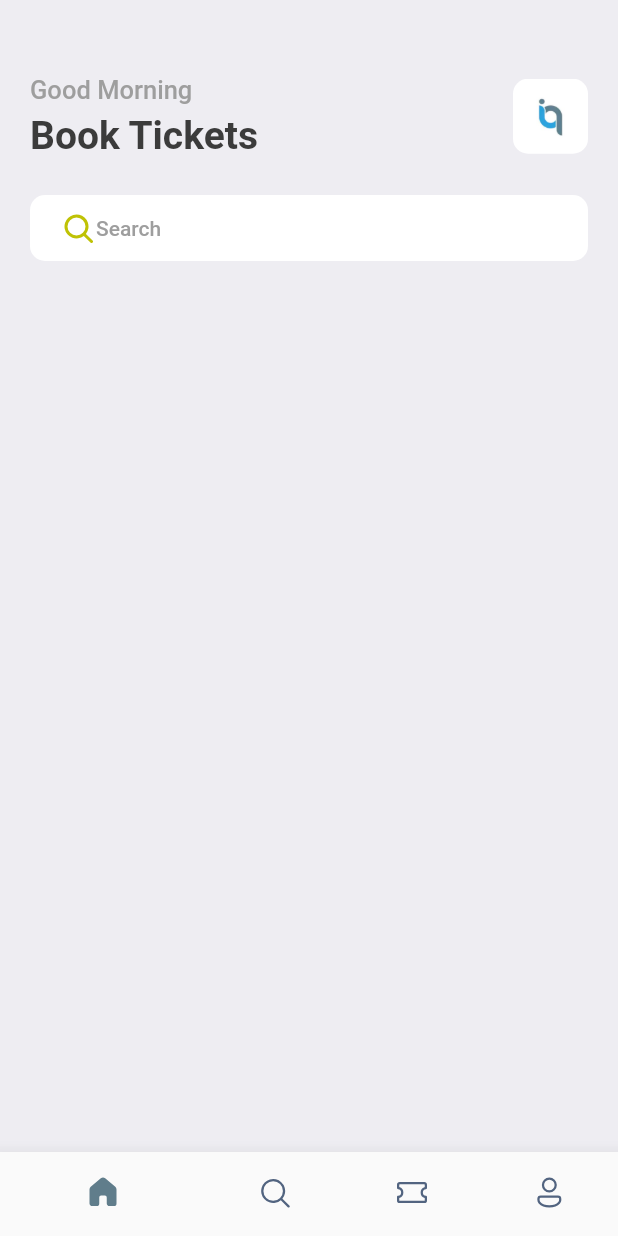
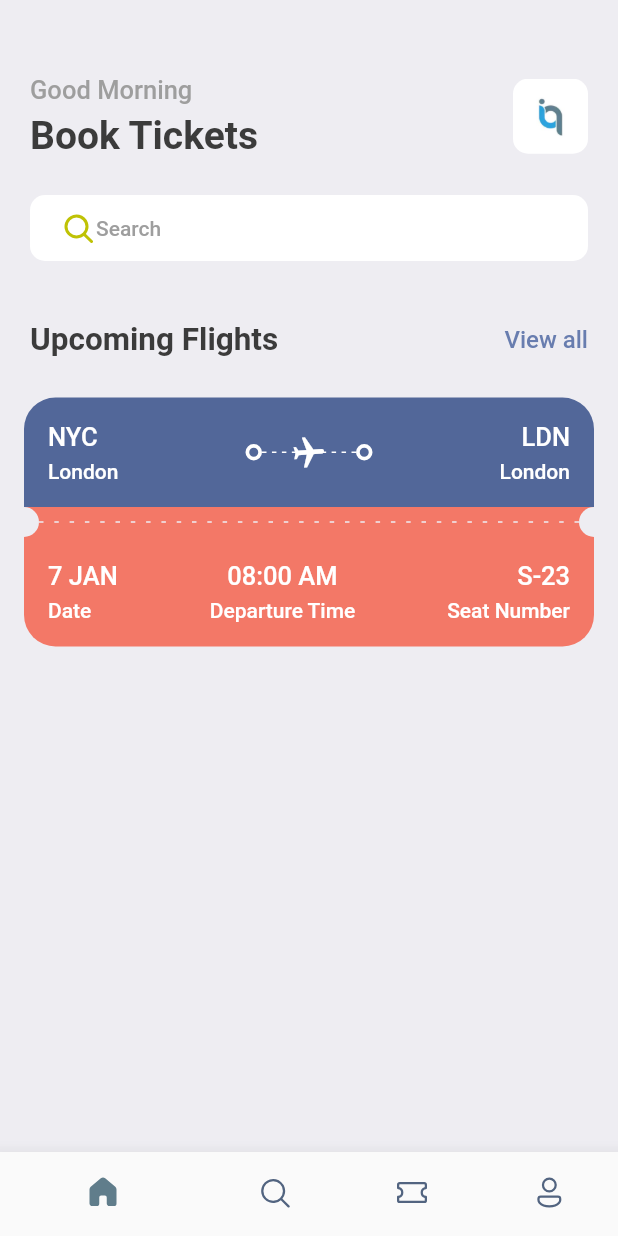
Before and after one commit to Isaac-onah/ticket-app, a Flutter app: the screen it shows after launch, on a phone screen of 412 x 824 dp. Run offline on Flutter 3.47's test engine with Material 2 defaults, Android fonts, the phone set to English and light mode, and no system bars; our stand-ins replace fluentui_icons, gap.

Commit message:
recent update

```diff
--- a/lib/screens/home_screen.dart
+++ b/lib/screens/home_screen.dart
@@ -1,6 +1,7 @@
 import 'package:fluentui_icons/fluentui_icons.dart';
 import 'package:flutter/material.dart';
 import 'package:gap/gap.dart';
+import 'package:ticket/screens/ticket_view.dart';
 import 'package:ticket/util/style.dart';
 
 class HomeScreen extends StatefulWidget {
@@ -56,10 +57,24 @@ class _HomeScreenState extends State<HomeScreen> {
                       Text('Search', style: Styles.headLineStyle4,),
                     ],
                   ),
+                ),
+                const Gap(40),
+                Row(
+                  mainAxisAlignment: MainAxisAlignment.spaceBetween,
+                  children: [
+                    Text("Upcoming Flights", style: Styles.headLineStyle2,),
+                    InkWell(
+                      onTap: (){
+                        print("object");
+                      },
+                      child: Text("View all", style: Styles.textStyle.copyWith(color: Styles.primaryColor),),
+                    )
+                  ],
                 )
               ],
             ),
-          )
+          ),
+          TicketView()
         ],
       ),
     );
--- /dev/null
+++ b/lib/screens/ticket_view.dart
@@ -0,0 +1,167 @@
+import 'package:flutter/material.dart';
+import 'package:gap/gap.dart';
+import 'package:ticket/screens/widget/thicker_container.dart';
+import 'package:ticket/util/app_layout.dart';
+import 'package:ticket/util/style.dart';
+
+
+class TicketView extends StatelessWidget {
+  const TicketView({Key? key}) : super(key: key);
+
+  @override
+  Widget build(BuildContext context) {
+    final size = AppLayout.getSize(context);
+    return SizedBox(
+        width: size.width,
+        height: 200,
+      child: Container(
+        padding: EdgeInsets.all(16),
+        child: Column(
+          children: [
+            Container(
+              decoration: BoxDecoration(
+                color: const Color(0xFF526799),
+                borderRadius: const BorderRadius.only(topLeft: Radius.circular(21), topRight: Radius.circular(21), ),
+              ),
+              padding: EdgeInsets.all(16),
+              child: Row(
+                children: [
+                  Column(
+                    crossAxisAlignment: CrossAxisAlignment.start,
+                    children: [
+                      Text("NYC", style: Styles.headLineStyle3.copyWith(color: Colors.white),),
+                      Gap(5),
+                      Text("London", style: Styles.headLineStyle4.copyWith(color: Colors.white),),
+                    ],
+                  ),
+                  Spacer(),
+                  Expanded(
+                    child: Row(
+                      children: [
+                        ThickContainer(),
+                        Expanded(
+                            child: Stack(
+                              children: [
+                                SizedBox(
+                                  height: 24,
+                                  child: LayoutBuilder(
+                                    builder: (BuildContext context, BoxConstraints constraints){
+                                      print("object${constraints.constrainWidth()}");
+                                      return Flex(
+                                        direction: Axis.horizontal,
+                                      mainAxisAlignment: MainAxisAlignment.spaceBetween,
+                                      mainAxisSize: MainAxisSize.max,
+                                      children:
+                                        List.generate((constraints.constrainWidth()/6).floor(), (index) => SizedBox(
+                                            width: 3, height:1, child: DecoratedBox(decoration: BoxDecoration(
+                                            color: Colors.white
+                                        ))
+                                        ),
+
+                                        ),
+                                      );
+                                    },
+                                  ),
+                                ),
+                                Center(child: Transform.rotate(angle:1.5, child: Icon(Icons.local_airport_outlined, color: Colors.white,))),
+                              ],
+                            )
+                        ),
+                        ThickContainer(),
+                      ],
+                    ),
+                  ),
+                  Spacer(),
+                  Column(
+                    crossAxisAlignment: CrossAxisAlignment.end,
+                    children: [
+                      Text("LDN", style: Styles.headLineStyle3.copyWith(color: Colors.white),),
+                      Gap(5),
+                      Text("London", style: Styles.headLineStyle4.copyWith(color: Colors.white),),
+                    ],
+                  ),
+                ],
+              ),
+            ),
+            Container(
+              decoration: BoxDecoration(
+                color:Styles.orangeColor, //const Color(0xFF526799),
+              ),
+              child: Row(
+                children: [
+                  SizedBox(
+                    height: 20,
+                    width: 10,
+                    child: DecoratedBox(decoration: BoxDecoration(
+                        color: Styles.bgColor, borderRadius: const BorderRadius.only(topRight: Radius.circular(21), bottomRight: Radius.circular(21), ),
+                    ))),
+                  Expanded(child: LayoutBuilder(
+                    builder: (BuildContext context, BoxConstraints constraints){
+                      print("object${constraints.constrainWidth()}");
+                      return Flex(
+                        direction: Axis.horizontal,
+                        mainAxisAlignment: MainAxisAlignment.spaceBetween,
+                        mainAxisSize: MainAxisSize.max,
+                        children:
+                        List.generate((constraints.constrainWidth()/10).floor(), (index) => SizedBox(
+                            width: 3, height:1, child: DecoratedBox(decoration: BoxDecoration(
+                            color: Styles.bgColor,
+                        ))
+                        ),
+
+                        ),
+                      );
+                    },
+                  ),),
+                  SizedBox(
+                      height: 20,
+                      width: 10,
+                      child: DecoratedBox(decoration: BoxDecoration(
+                        color: Styles.bgColor, borderRadius: const BorderRadius.only(topLeft: Radius.circular(21), bottomLeft: Radius.circular(21), ),
+                      ))),
+                ],
+              ),
+            ),
+            Container(
+              decoration: BoxDecoration(
+                color: Styles.orangeColor,
+                borderRadius: const BorderRadius.only(bottomLeft: Radius.circular(21), bottomRight: Radius.circular(21), ),
+              ),
+              padding: EdgeInsets.all(16),
+              child: Row(
+                children: [
+                  Column(
+                    crossAxisAlignment: CrossAxisAlignment.start,
+                    children: [
+                      Text("7 JAN", style: Styles.headLineStyle3.copyWith(color: Colors.white),),
+                      Gap(5),
+                      Text("Date", style: Styles.headLineStyle4.copyWith(color: Colors.white),),
+                    ],
+                  ),
+                  Spacer(),
+                  Column(
+                    crossAxisAlignment: CrossAxisAlignment.center,
+                    children: [
+                      Text("08:00 AM", style: Styles.headLineStyle3.copyWith(color: Colors.white),),
+                      Gap(5),
+                      Text("Departure Time", style: Styles.headLineStyle4.copyWith(color: Colors.white),),
+                    ],
+                  ),
+                  Spacer(),
+                  Column(
+                    crossAxisAlignment: CrossAxisAlignment.end,
+                    children: [
+                      Text("S-23", style: Styles.headLineStyle3.copyWith(color: Colors.white),),
+                      Gap(5),
+                      Text("Seat Number", style: Styles.headLineStyle4.copyWith(color: Colors.white),),
+                    ],
+                  ),
+                ],
+              ),
+            ),
+          ],
+        ),
+      ),
+    );
+  }
+}
--- /dev/null
+++ b/lib/screens/widget/thicker_container.dart
@@ -0,0 +1,16 @@
+import 'package:flutter/material.dart';
+
+class ThickContainer extends StatelessWidget {
+  const ThickContainer({Key? key}) : super(key: key);
+
+  @override
+  Widget build(BuildContext context) {
+    return Container(
+      padding: EdgeInsets.all(3.0),
+      decoration: BoxDecoration(
+        borderRadius: BorderRadius.circular(20),
+        border: Border.all(width: 2.5, color: Colors.white)
+      ),
+    );
+  }
+}
--- /dev/null
+++ b/lib/util/app_layout.dart
@@ -0,0 +1,8 @@
+import 'package:flutter/material.dart';
+
+
+class AppLayout{
+  static getSize(BuildContext context){
+    return MediaQuery.of(context).size;
+  }
+}
--- a/lib/util/style.dart
+++ b/lib/util/style.dart
@@ -6,7 +6,7 @@ class Styles{
   static Color primaryColor = primary;
   static Color textColor = const Color(0xFF3b3b3b);
   static Color bgColor = const Color(0xFFeeedf2);
-  static Color orangeColor = const Color(0xFF526799);
+  static Color orangeColor = const Color(0xFFF37867);
   static TextStyle textStyle = TextStyle(fontSize: 16, color: textColor, fontWeight: FontWeight.w500);
   static TextStyle headLineStyle = TextStyle(fontSize: 26, color: textColor, fontWeight: FontWeight.bold);
   static TextStyle headLineStyle2 = TextStyle(fontSize: 21, color: textColor, fontWeight: FontWeight.bold);
```
